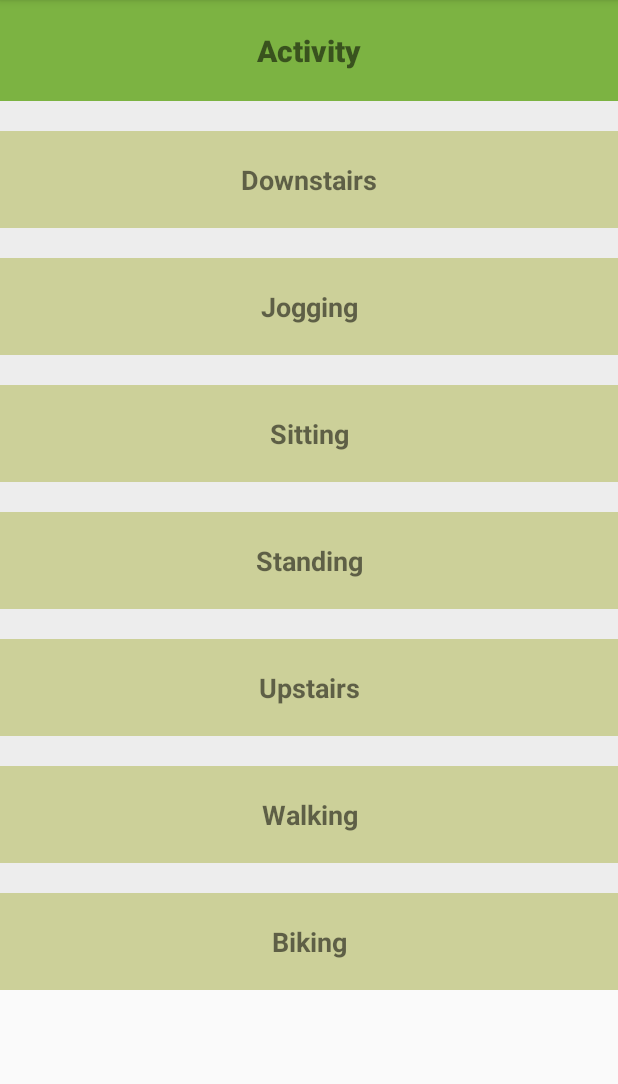
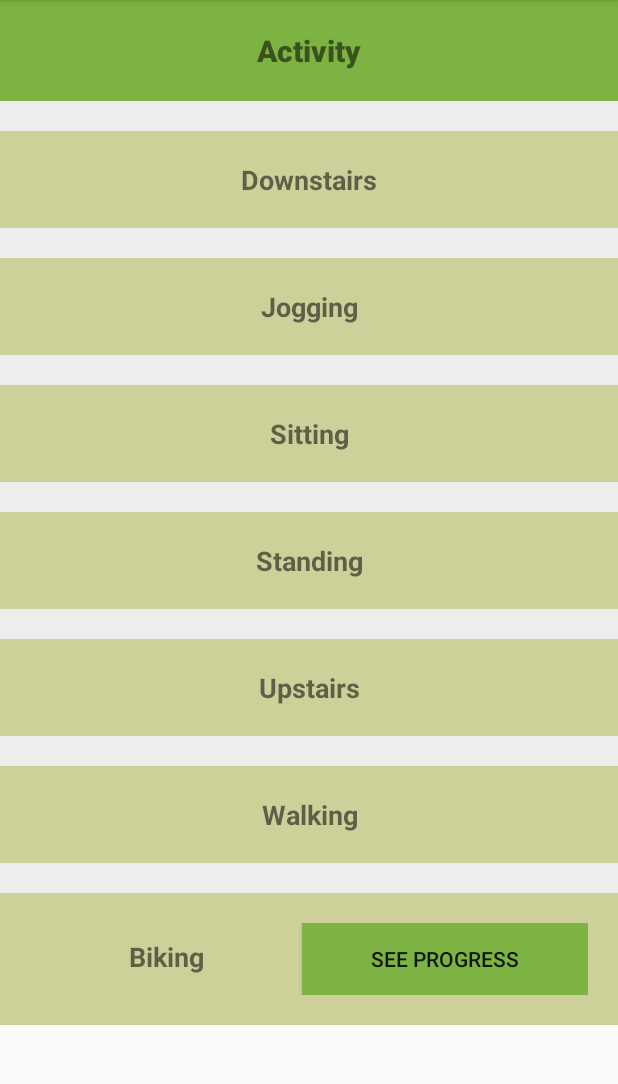
Before and after one commit to aditi17goel/ActivityRecognition, an Android app: the screen it shows after launch (MainActivity), on a phone screen of 412 x 824 dp, the part 84-1168 px from its top. Run offline under Robolectric (Android 15) with nearby library versions, the phone set to English and light mode, and no system bars; libraries missing offline, so code that uses them is left out: org.tensorflow.contrib; 2 statements that could not run were skipped.

Commit message:
progress bar

```diff
--- a/HAR-Android-App/app/src/main/java/aditi/sensor_based_har/MainActivity.java
+++ b/HAR-Android-App/app/src/main/java/aditi/sensor_based_har/MainActivity.java
@@ -1,6 +1,7 @@
 package aditi.sensor_based_har;
 
 import android.content.Context;
+import android.content.Intent;
 import android.graphics.Color;
 import android.hardware.Sensor;
 import android.hardware.SensorEvent;
@@ -10,6 +11,8 @@ import android.os.Bundle;
 import android.speech.tts.TextToSpeech;
 import android.support.v4.content.res.ResourcesCompat;
 import android.support.v7.app.AppCompatActivity;
+import android.view.View;
+import android.widget.Button;
 import android.widget.TableRow;
 import android.widget.TextView;
 
@@ -28,6 +31,7 @@ public class MainActivity extends AppCompatActivity implements SensorEventListen
 
     private static final int N_SAMPLES = 100;
     private static int prevIdx = -1;
+    private int progr=0;
 
     private static List<Float> ax;
     private static List<Float> ay;
@@ -72,12 +76,18 @@ public class MainActivity extends AppCompatActivity implements SensorEventListen
     private aditi.sensor_based_har.HARClassifier classifier;
 
     private String[] labels = {"Biking", "Downstairs", "Jogging", "Sitting", "Standing", "Upstairs", "Walking"};
-
+    private Button button;
     @Override
     protected void onCreate(Bundle savedInstanceState) {
         super.onCreate(savedInstanceState);
         setContentView(R.layout.activity_main);
-
+        button = (Button) findViewById(R.id.button1);
+        button.setOnClickListener( new View.OnClickListener(){
+            @Override
+            public void onClick(View v){
+                openMainActivity2();
+            }
+        });
         ax = new ArrayList<>(); ay = new ArrayList<>(); az = new ArrayList<>();
         lx = new ArrayList<>(); ly = new ArrayList<>(); lz = new ArrayList<>();
         gx = new ArrayList<>(); gy = new ArrayList<>(); gz = new ArrayList<>();
@@ -116,7 +126,10 @@ public class MainActivity extends AppCompatActivity implements SensorEventListen
         textToSpeech = new TextToSpeech(this, this);
         textToSpeech.setLanguage(Locale.US);
     }
-
+    public void openMainActivity2() {
+        Intent intent = new Intent(this, MainActivity2.class);
+        startActivity(intent);
+    }
     @Override
     public void onInit(int status) {
         Timer timer = new Timer();
@@ -244,7 +257,9 @@ public class MainActivity extends AppCompatActivity implements SensorEventListen
         }
     }
 
-
+    private void updateProgressBar(){
+        findViewById(R.id.progress_bar_walking).progress = progr;
+    }
     private void setRowsColor(int idx) {
         bikingTableRow.setBackgroundColor(Color.parseColor("#A9BCC16F"));
         downstairsTableRow.setBackgroundColor(Color.parseColor("#A9BCC16F"));
@@ -266,8 +281,11 @@ public class MainActivity extends AppCompatActivity implements SensorEventListen
             standingTableRow.setBackgroundColor(ResourcesCompat.getColor(getResources(), R.color.colorBlue, null));
         else if (idx == 5)
             upstairsTableRow.setBackgroundColor(ResourcesCompat.getColor(getResources(), R.color.colorBlue, null));
-        else if (idx == 6)
+        else if (idx == 6){
             walkingTableRow.setBackgroundColor(ResourcesCompat.getColor(getResources(), R.color.colorBlue, null));
+            progr += 5;
+            updateProgressBar();
+        }
     }
 
     private float[] toFloatArray(List<Float> list) {
--- a/HAR-Android-App/app/src/main/res/layout/activity_main.xml
+++ b/HAR-Android-App/app/src/main/res/layout/activity_main.xml
@@ -1,17 +1,17 @@
 <?xml version="1.0" encoding="utf-8"?>
-
 <ScrollView xmlns:android="http://schemas.android.com/apk/res/android"
     xmlns:tools="http://schemas.android.com/tools"
     android:layout_width="match_parent"
     android:layout_height="match_parent">
 
-    <TableLayout
-        android:layout_width="match_parent"
-        android:layout_height="wrap_content"
-        android:background="#ededed"
-        android:padding="0dp"
-        tools:context="io.github.introml.activityrecognition.MainActivity">
+<TableLayout xmlns:android="http://schemas.android.com/apk/res/android"
 
+    android:layout_width="match_parent"
+    android:layout_height="wrap_content"
+    xmlns:tools="http://schemas.android.com/tools"
+    android:background="#ededed"
+    android:padding="0dp"
+    tools:context="io.github.introml.activityrecognition.MainActivity">
         <TableRow
             android:id="@+id/title_row"
             android:layout_width="match_parent"
@@ -143,7 +143,7 @@
         <TableRow
             android:id="@+id/biking_row"
             android:layout_width="match_parent"
-            android:layout_height="match_parent"
+            android:layout_height="152dp"
             android:layout_marginTop="20dp"
             android:background="#A9BCC16F"
             android:padding="20dp">
@@ -156,6 +156,15 @@
                 android:textSize="18sp"
                 android:textStyle="bold" />
 
+            <Button
+                android:id="@+id/button1"
+                android:layout_width="100dp"
+                android:layout_height="wrap_content"
+                android:layout_weight="1"
+                android:background="#7CB342"
+                android:text="@string/see_progress" />
+
         </TableRow>
+
     </TableLayout>
 </ScrollView>
--- a/HAR-Android-App/app/src/main/res/values/strings.xml
+++ b/HAR-Android-App/app/src/main/res/values/strings.xml
@@ -9,4 +9,6 @@
     <string name="upstairs">Upstairs</string>
     <string name="walking">Walking</string>
     <string name="biking">Biking</string>
+    <string name="button">Button</string>
+    <string name="see_progress">SEE PROGRESS</string>
 </resources>
```
Also changed, not shown: HAR-Android-App/app/src/main/AndroidManifest.xml (+8 -2 lines), HAR-Android-App/app/src/main/java/aditi/sensor_based_har/MainActivity2.java (added, +16 -0 lines), HAR-Android-App/app/src/main/res/drawable/cirle.xml (added, +23 -0 lines), HAR-Android-App/app/src/main/res/layout/activity_main2.xml (added, +20 -0 lines).
